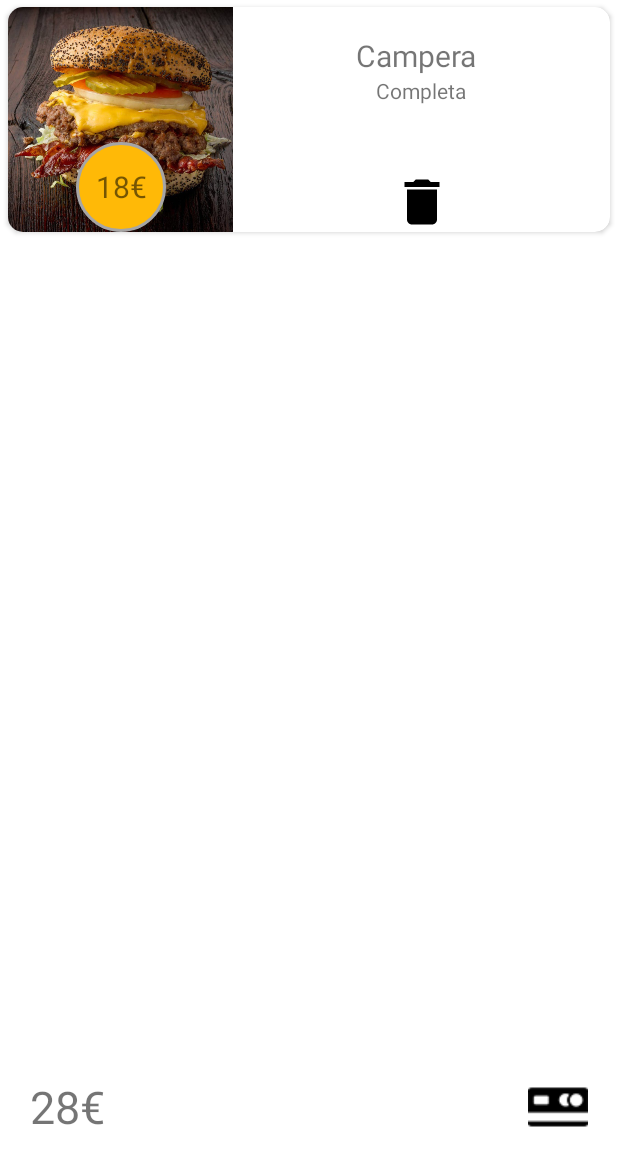
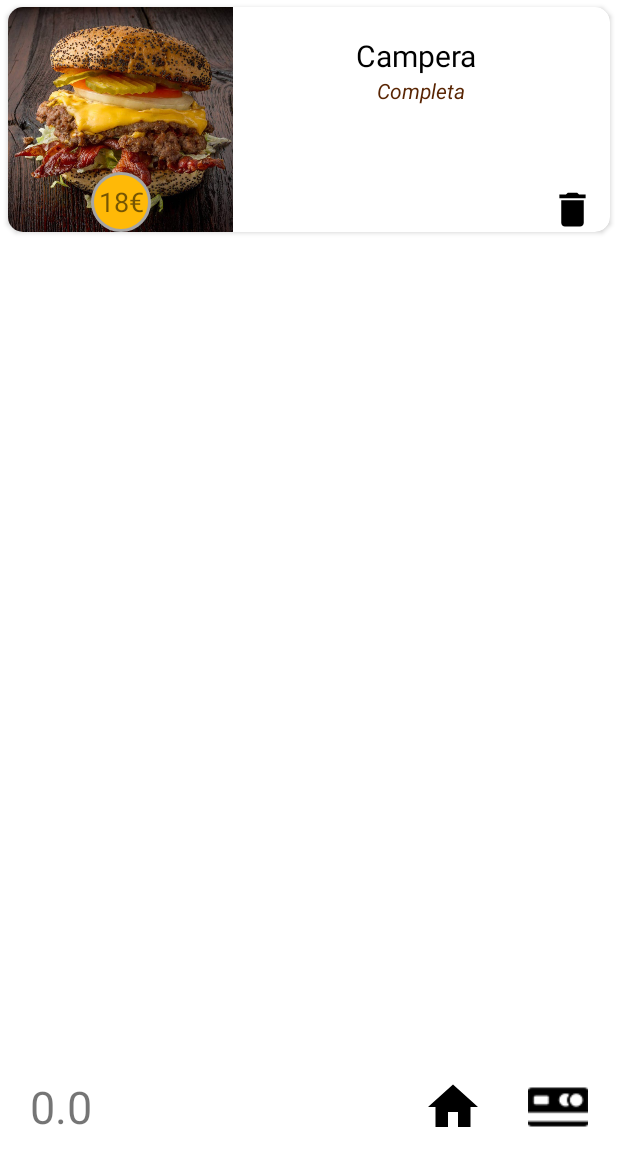
Before and after one commit to joseolivagarcia/hAPPburguer, an Android app: the CarritoActivity screen opened directly, with no data from a screen before it, on a phone screen of 412 x 824 dp, the part 84-1236 px from its top. Run offline under Robolectric (Android 15) with nearby library versions, the phone set to English and light mode, and no system bars; our stand-ins replace Room's generated code.

```diff
--- a/app/src/main/java/joseoliva/com/happburguer/CarritoActivity.kt
+++ b/app/src/main/java/joseoliva/com/happburguer/CarritoActivity.kt
@@ -5,6 +5,7 @@ import androidx.appcompat.app.AppCompatActivity
 import android.os.Bundle
 import android.view.Menu
 import android.view.MenuItem
+import android.widget.ImageView
 import androidx.appcompat.app.AlertDialog
 import androidx.appcompat.widget.Toolbar
 import androidx.lifecycle.Observer
@@ -35,7 +36,7 @@ class CarritoActivity : AppCompatActivity() {
         //inicializamos el manager del recycler
         recyclerview.layoutManager = LinearLayoutManager(this)
         //inicializamos el adapter y le pasamos como parametros el contexto y las interface que necesita
-        val burguerRVAdapter = BurguerPedidoAdapter(onClickDelete = {burguerPedida -> onItemDelete(burguerPedida)  })
+        val burguerRVAdapter = BurguerPedidoAdapter(onClickDelete = {burguerPedida -> onItemDelete(burguerPedida)})
         //ponemos el adapter que acabamos de referenciar al recyclerview
         recyclerview.adapter = burguerRVAdapter
 
@@ -50,9 +51,16 @@ class CarritoActivity : AppCompatActivity() {
         viewModel.listaburguers.observe(this, Observer { list -> list?.let{
             //actualizamos la lista
             burguerRVAdapter.updateList(it)
-            binding.tvpreciototal.text = "28€"
+            binding.tvpreciototal.text = viewModel.preciototalpedido.toString()
         }
         })
+
+        //funcionalidad del boton home
+        binding.home.setOnClickListener {
+            val intent = Intent(this,MainActivity::class.java)
+            startActivity(intent)
+            finish()
+        }
 
     }
 
--- a/app/src/main/java/joseoliva/com/happburguer/MainActivity.kt
+++ b/app/src/main/java/joseoliva/com/happburguer/MainActivity.kt
@@ -34,7 +34,7 @@ class MainActivity : AppCompatActivity() {
         val toolbar: Toolbar = binding.toolbar
         setSupportActionBar(toolbar)
 
-        //inicializamos el viewmodel con un provider y le pasamos nuestra clase de PostitViewModel
+        //inicializamos el viewmodel con un provider y le pasamos nuestra clase de BurguerViewModel
         viewModel = ViewModelProvider(
             this,
             ViewModelProvider.AndroidViewModelFactory.getInstance(application)
--- a/app/src/main/java/joseoliva/com/happburguer/adapter/BurguerPedidoViewHolder.kt
+++ b/app/src/main/java/joseoliva/com/happburguer/adapter/BurguerPedidoViewHolder.kt
@@ -16,6 +16,7 @@ class BurguerPedidoViewHolder(view: View): RecyclerView.ViewHolder(view) {
     val nombre = view.findViewById<TextView>(R.id.tvnombre)
     val seleccion = view.findViewById<TextView>(R.id.tvseleccion)
     val btnborrar = view.findViewById<ImageView>(R.id.btnborrar)
+    val btnhome = view.findViewById<ImageView>(R.id.home)
 
     fun render(
         burguerpedidamodel: BurguerPedida,
@@ -27,7 +28,7 @@ class BurguerPedidoViewHolder(view: View): RecyclerView.ViewHolder(view) {
         nombre.text = burguerpedidamodel.nombre
         seleccion.text = burguerpedidamodel.personalizacion
 
-        //doy funcionalidad al boton de borrar
+        //doy funcionalidad al boton de borrar y al de home
         btnborrar.setOnClickListener {
             onClickDelete(burguerpedidamodel)
         }
--- a/app/src/main/java/joseoliva/com/happburguer/bbdd/BurguerPedidaDao.kt
+++ b/app/src/main/java/joseoliva/com/happburguer/bbdd/BurguerPedidaDao.kt
@@ -17,6 +17,7 @@ interface BurguerPedidaDao {
     suspend fun updateBurguer(burguer: BurguerPedida)
 
     //funcion para sumar el precio del total del pedido
-
+    @Query("Select SUM(precio) From burguerpedidas")
+    fun getPrecioTotal(): Float
 
 }
--- a/app/src/main/java/joseoliva/com/happburguer/repositorio/BurguerRepositorio.kt
+++ b/app/src/main/java/joseoliva/com/happburguer/repositorio/BurguerRepositorio.kt
@@ -26,4 +26,5 @@ class BurguerRepositorio(val burguerdao: BurguerPedidaDao) {
     suspend fun updateburguer(burguer: BurguerPedida){
         burguerdao.updateBurguer(burguer)
     }
+
 }
--- a/app/src/main/java/joseoliva/com/happburguer/viewmodel/BurguerViewModel.kt
+++ b/app/src/main/java/joseoliva/com/happburguer/viewmodel/BurguerViewModel.kt
@@ -22,6 +22,7 @@ class BurguerViewModel(application: Application): AndroidViewModel(application)
     */
     val listaburguers: LiveData<List<BurguerPedida>>
     val repositorio: BurguerRepositorio
+    var preciototalpedido: Float = 0f
 
     init {
         /* el dao lo obtengo desde la clase BurguerDataBase llamando a la fun getDatabase
@@ -48,4 +49,5 @@ class BurguerViewModel(application: Application): AndroidViewModel(application)
     fun updateburguer(burguer: BurguerPedida) = viewModelScope.launch(Dispatchers.IO) {
         repositorio.updateburguer(burguer)
     }
+
 }
--- a/app/src/main/res/layout/activity_carrito.xml
+++ b/app/src/main/res/layout/activity_carrito.xml
@@ -34,6 +34,15 @@
         tools:text="150€"
         android:textSize="30dp"/>
     <ImageView
+        android:id="@+id/home"
+        android:layout_width="40dp"
+        android:layout_height="40dp"
+        app:layout_constraintBottom_toBottomOf="parent"
+        android:src="@drawable/ic_home"
+        app:layout_constraintEnd_toEndOf="parent"
+        android:layout_marginBottom="10dp"
+        android:layout_marginRight="90dp"/>
+    <ImageView
         android:id="@+id/pagarpedido"
         android:layout_width="40dp"
         android:layout_height="40dp"
--- a/app/src/main/res/layout/item_burguer_pedida.xml
+++ b/app/src/main/res/layout/item_burguer_pedida.xml
@@ -22,11 +22,11 @@
 
     <TextView
         android:id="@+id/tvprecio"
-        android:layout_width="60dp"
-        android:layout_height="60dp"
+        android:layout_width="40dp"
+        android:layout_height="40dp"
         android:background="@drawable/icon_background"
         android:gravity="center_vertical|center_horizontal"
-        android:textSize="20dp"
+        android:textSize="18dp"
         app:layout_constraintBottom_toBottomOf="parent"
         app:layout_constraintEnd_toEndOf="@+id/ivfotoburguer"
         app:layout_constraintStart_toStartOf="@+id/ivfotoburguer"
@@ -42,12 +42,15 @@
         app:layout_constraintEnd_toEndOf="parent"
         app:layout_constraintHorizontal_bias="0.479"
         app:layout_constraintStart_toEndOf="@id/ivfotoburguer"
-        tools:text="CAMPERA"/>
+        tools:text="CAMPERA"
+        android:textColor="@color/black"/>
     <TextView
         android:id="@+id/tvseleccion"
         android:layout_width="0dp"
         android:layout_height="wrap_content"
         tools:text="Has elegido la heamburguesa sin pepino, con cebolla, sin queso, sin lechuga, con tomate"
+        android:textColor="@color/marron"
+        android:textStyle="italic"
         app:layout_constraintStart_toEndOf="@id/ivfotoburguer"
         app:layout_constraintEnd_toEndOf="parent"
         app:layout_constraintTop_toBottomOf="@id/tvnombre"
@@ -56,11 +59,11 @@
         android:gravity="center"/>
     <ImageView
         android:id="@+id/btnborrar"
-        android:layout_width="40dp"
-        android:layout_height="40dp"
-        app:layout_constraintStart_toEndOf="@id/ivfotoburguer"
+        android:layout_width="30dp"
+        android:layout_height="30dp"
         app:layout_constraintEnd_toEndOf="parent"
         app:layout_constraintBottom_toBottomOf="parent"
+        android:layout_marginRight="10dp"
         android:src="@drawable/ic_delete"/>
 </androidx.constraintlayout.widget.ConstraintLayout>
 
```
Also changed, not shown: app/src/main/java/joseoliva/com/happburguer/PersonalizarActivity.kt (+15 -2 lines).
